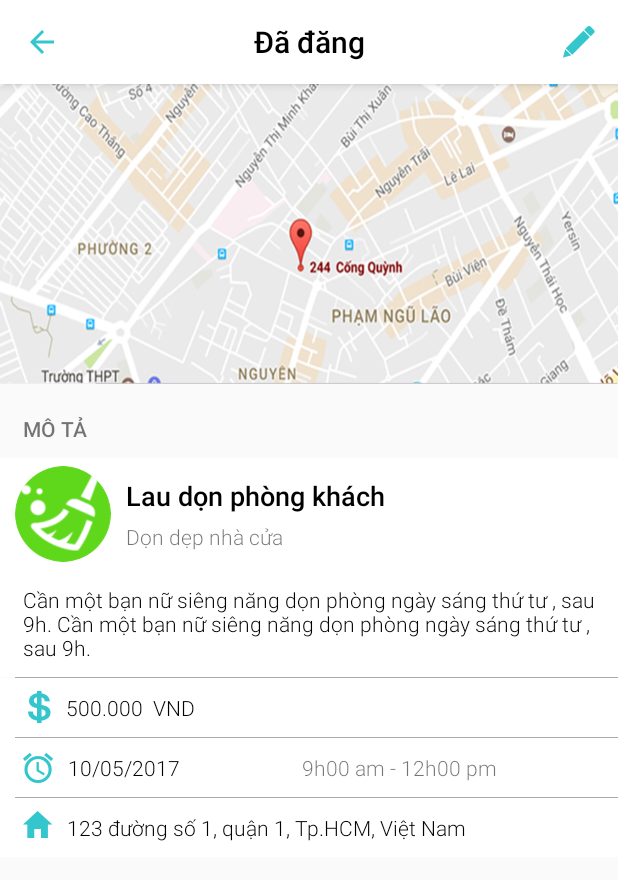
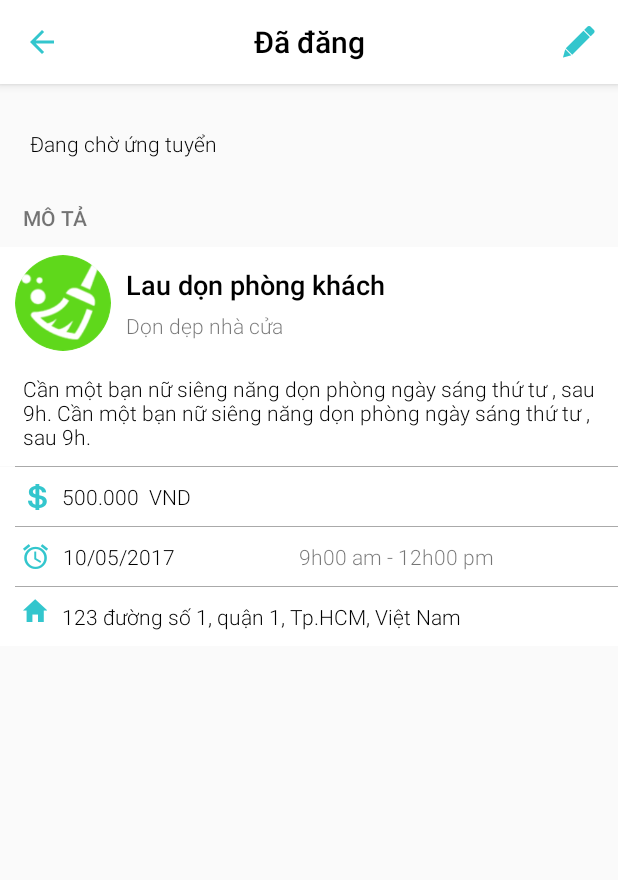
Before and after one commit to thanhduy26091995/Owner, an Android app: the DetailJobPostActivity screen opened directly, with no data from a screen before it, on a phone screen of 412 x 824 dp. Shown: the top 880 px of the screen. Run offline under Robolectric (Android 15) with nearby library versions, the phone set to English and light mode, and no system bars; our stand-ins replace ButterKnife, CircleImageView.

Commit message:
tan: layout_thongtin

```diff
--- a/app/src/main/res/layout/activity_detail_job_post.xml
+++ b/app/src/main/res/layout/activity_detail_job_post.xml
@@ -29,15 +29,16 @@
                 android:textStyle="bold" />
 
             <com.hbbsolution.owner.base.IconTextView
-                android:id="@+id/job_psot_edit_toothbar"                android:layout_width="wrap_content"
+                android:id="@+id/job_psot_edit_toothbar"
+                android:layout_width="wrap_content"
                 android:layout_height="match_parent"
                 android:layout_gravity="right"
+                android:layout_marginRight="15dp"
                 android:gravity="center"
-                android:layout_marginRight="15dp"
                 android:text="@string/manager_ic_edit"
                 android:textColor="@color/home_background_history"
-                android:textStyle="bold"
-                android:textSize="24sp" />
+                android:textSize="24sp"
+                android:textStyle="bold" />
 
         </android.support.v7.widget.Toolbar>
 
@@ -46,7 +47,8 @@
 
     <android.support.v4.widget.NestedScrollView
         android:layout_width="match_parent"
-        android:layout_height="match_parent">
+        android:layout_height="match_parent"
+        android:layout_marginTop="20dp">
 
         <LinearLayout
             android:layout_width="match_parent"
@@ -54,16 +56,14 @@
             android:orientation="vertical"
             android:weightSum="10">
 
-            <LinearLayout
+            <TextView
                 android:layout_width="match_parent"
-                android:layout_height="wrap_content">
-
-                <ImageView
-                    android:layout_width="match_parent"
-                    android:layout_height="200dp"
-                    android:scaleType="fitXY"
-                    android:src="@drawable/map" />
-            </LinearLayout>
+                android:layout_height="wrap_content"
+                android:paddingBottom="10dp"
+                android:paddingLeft="20dp"
+                android:paddingTop="10dp"
+                android:text="Đang chờ ứng tuyển"
+                android:textColor="@color/colorBlack" />
 
 
             <LinearLayout
@@ -137,9 +137,9 @@
                     android:background="@color/colorWhite"
                     android:gravity="center_vertical"
                     android:paddingBottom="10dp"
-                    android:paddingTop="10dp"
                     android:paddingLeft="15dp"
                     android:paddingRight="15dp"
+                    android:paddingTop="10dp"
                     android:text="Cần một bạn nữ siêng năng dọn phòng ngày sáng thứ tư , sau 9h. Cần một bạn nữ siêng năng dọn phòng ngày sáng thứ tư , sau 9h."
                     android:textColor="@color/colorBlack" />
 
@@ -167,11 +167,12 @@
                         android:layout_width="wrap_content"
                         android:layout_height="match_parent"
                         android:layout_marginLeft="15dp"
+                        android:gravity="center"
                         android:paddingLeft="3dp"
-                        android:gravity="center"
                         android:text="@string/manager_ic_money"
                         android:textColor="@color/home_background_history"
-                        android:textSize="24sp" />
+                        android:textSize="@dimen/icon_size" />
+
                     <TextView
                         android:layout_width="wrap_content"
                         android:layout_height="match_parent"
@@ -204,7 +205,7 @@
                         android:gravity="center"
                         android:text="@string/manager_ic_clock"
                         android:textColor="@color/home_background_history"
-                        android:textSize="24sp" />
+                        android:textSize="@dimen/icon_size" />
 
                     <TextView
                         android:layout_width="wrap_content"
@@ -248,7 +249,7 @@
                         android:gravity="top"
                         android:text="@string/manager_ic_home"
                         android:textColor="@color/home_background_history"
-                        android:textSize="24sp" />
+                        android:textSize="@dimen/icon_size" />
 
                     <TextView
                         android:id="@+id/job_post_txtAdress"
--- a/app/src/main/res/layout/item_comment.xml
+++ b/app/src/main/res/layout/item_comment.xml
@@ -59,8 +59,7 @@
                     android:layout_alignParentRight="true"
                     android:numStars="5"
                     android:rating="4"
-                    android:stepSize="1"
-                    android:theme="@style/RatingBar" />
+                    android:stepSize="1" />
             </RelativeLayout>
         </LinearLayout>
 
--- a/app/src/main/res/layout/item_recy_job_type.xml
+++ b/app/src/main/res/layout/item_recy_job_type.xml
@@ -12,7 +12,7 @@
         android:layout_height="wrap_content"
         android:gravity="center"
         android:padding="10dp"
-        android:text="Loại công việc"
+        android:textColor="@color/home_background_history"
         android:textAppearance="?android:attr/textAppearanceMedium" />
 
     <View
--- a/app/src/main/res/layout/job_post_bottom_sheet.xml
+++ b/app/src/main/res/layout/job_post_bottom_sheet.xml
@@ -21,6 +21,8 @@
         android:layout_height="wrap_content"
         android:gravity="center"
         android:padding="10dp"
+        android:textColor="@color/colorBlack"
+        android:textStyle="bold"
         android:text="Cancel"
         android:textAppearance="?android:attr/textAppearanceMedium" />
 
--- a/app/src/main/res/values/icons.xml
+++ b/app/src/main/res/values/icons.xml
@@ -27,7 +27,10 @@
 
     <!--history job screen start-->
     <string name="histoty_ic_clock">&#xf35a;</string>
+    <!--history job screen end-->
+
     <!--profile maid-->
+    <string name="ic_back">&#xf2ca;</string>
     <string name="ic_usd">&#xf353;</string>
     <string name="ic_checkmark">&#xf122;</string>
     <!--profile maid-->
--- a/app/src/main/res/values/styles.xml
+++ b/app/src/main/res/values/styles.xml
@@ -71,5 +71,4 @@
     </style>
     <!--Style CollapsingToolbarLayout-->
 
-
 </resources>
```
Also changed, not shown: app/src/main/java/com/hbbsolution/owner/maid_profile/view/MaidProfileActivity.java (+23 -5 lines), app/src/main/java/com/hbbsolution/owner/work_management/view/JobPostActivity.java (+141 -91 lines), app/src/main/res/layout/activity_detail_job_doing.xml (+5 -14 lines), app/src/main/res/layout/activity_detail_job_pending.xml (+13 -24 lines), app/src/main/res/layout/activity_job_post.xml (+5 -3 lines), app/src/main/res/layout/activity_maid_profile.xml (+13 -25 lines).
